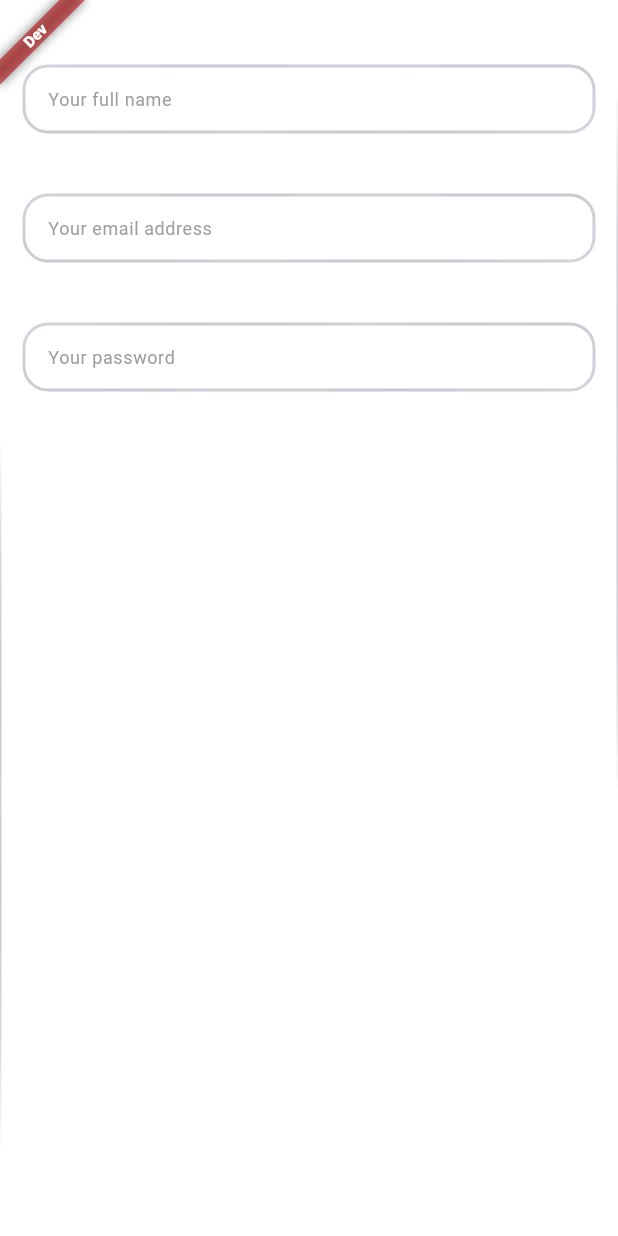
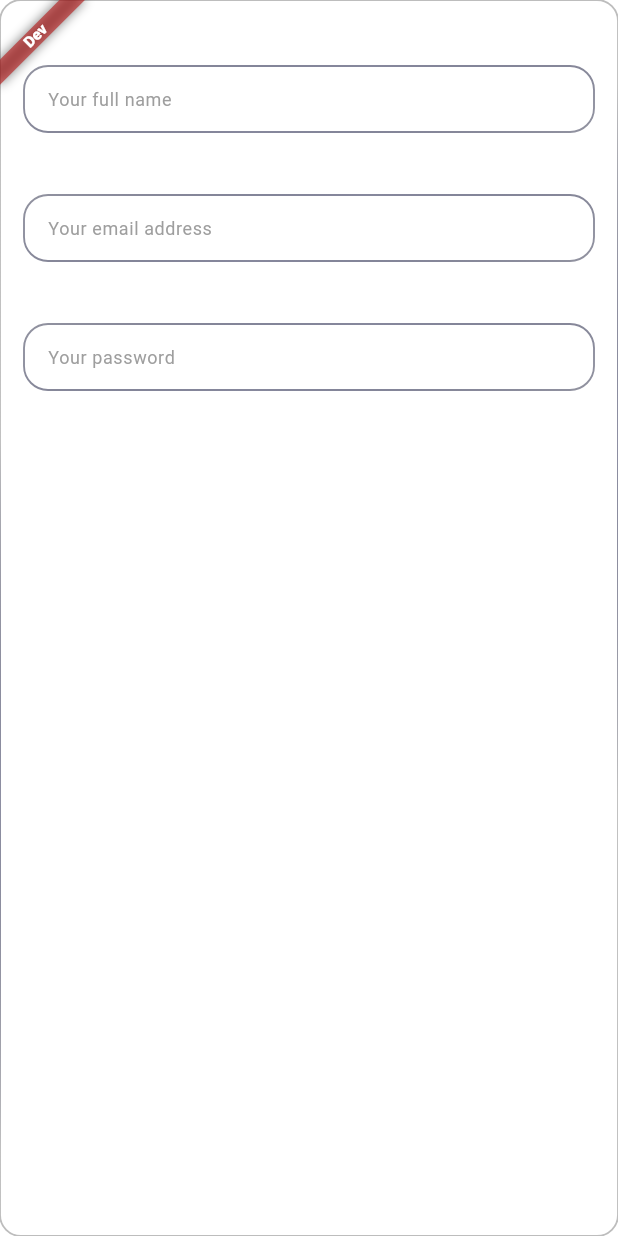
Before and after one commit to shihabkandil/admin-dashboard, a Flutter app: the DiagonalBorderBox widget shown alone on an empty page, opened directly, on a phone screen of 412 x 824 dp. Run offline on Flutter 3.47's test engine with Material 3 defaults, Android fonts, the phone set to English and light mode, and no system bars; our stand-ins replace auto_route, dartz, freezed_annotation, get_it, injectable and 2 more; generated files the repository leaves out were written again.

Commit message:
update diagonal_border_box.dart gradient level

```diff
--- a/lib/common/widgets/diagonal_border_box.dart
+++ b/lib/common/widgets/diagonal_border_box.dart
@@ -19,14 +19,14 @@ class DiagonalBorderBox extends StatelessWidget {
   Widget build(BuildContext context) {
     return CustomPaint(
       painter: DiagonalGradientBorderPainter(
-        borderWidth: 2,
+        borderWidth: 1.25,
         gradient: LinearGradient(
           colors: [
-            Colors.white60,
-            AppColors.primaryColor.withOpacity(0.2),
-            Colors.white60,
+            Colors.grey.shade400,
+            AppColors.primaryColor.withOpacity(0.5),
+            Colors.grey.shade400,
           ],
-          transform: GradientRotation(pi / 3),
+          transform: const GradientRotation(pi / 3),
         ),
         radius: radius,
       ),
```
